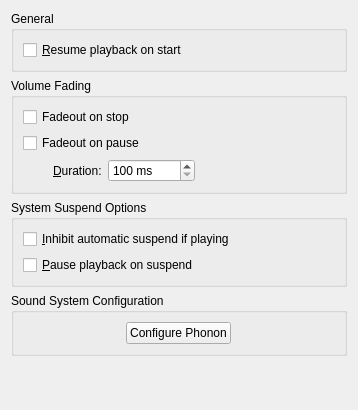
The window that src/configdialog/dialogs/PlaybackConfig.ui (KDE/amarok) describes before a commit, drawn with Qt 5.
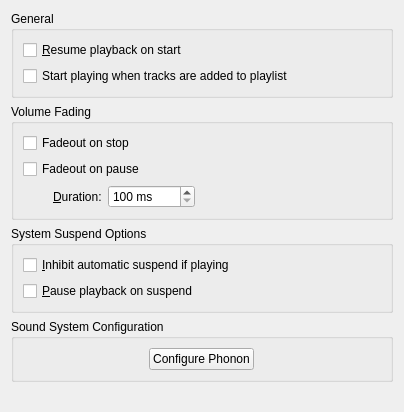
The same window after the commit.

Commit message:
PlaybackConfig: add option whether playback should start on track add
CHANGES:
 * Added an option whether adding tracks to playlist should start playing.

Also changed the entry in the 2.8 Beta ChangeLog, which is a bit strange,
but I believe the ChangeLog is most useful for differences between major
releases and it would be really confusing if the entry wasn't changed.

FIXED-IN: 2.8

```diff
--- a/src/configdialog/dialogs/PlaybackConfig.ui
+++ b/src/configdialog/dialogs/PlaybackConfig.ui
@@ -6,8 +6,8 @@
    <rect>
     <x>0</x>
     <y>0</y>
-    <width>358</width>
-    <height>410</height>
+    <width>404</width>
+    <height>412</height>
    </rect>
   </property>
   <layout class="QGridLayout" name="gridLayout_2">
@@ -16,7 +16,7 @@
      <property name="title">
       <string>General</string>
      </property>
-     <layout class="QHBoxLayout" name="horizontalLayout_4">
+     <layout class="QVBoxLayout" name="verticalLayout_2">
       <item>
        <widget class="QCheckBox" name="kcfg_ResumePlayback">
         <property name="toolTip">
@@ -30,6 +30,19 @@
         </property>
        </widget>
       </item>
+      <item>
+       <widget class="QCheckBox" name="kcfg_StartPlayingOnAdd">
+        <property name="toolTip">
+         <string>&lt;html&gt;Enable this option to start playing whenever a track or more are added to the playlist using mouse, pressing Enter or when the playlist is replaced. Does nothing if something is already playing.&lt;/html&gt;</string>
+        </property>
+        <property name="whatsThis">
+         <string>&lt;html&gt;Enable this option to start playing whenever a track or more are added to the playlist using mouse, pressing Enter or when the playlist is replaced. Does nothing if something is already playing.&lt;/html&gt;</string>
+        </property>
+        <property name="text">
+         <string>Start playing when tracks are added to playlist</string>
+        </property>
+       </widget>
+      </item>
      </layout>
     </widget>
    </item>
```
The commit also changes 4 other files.
